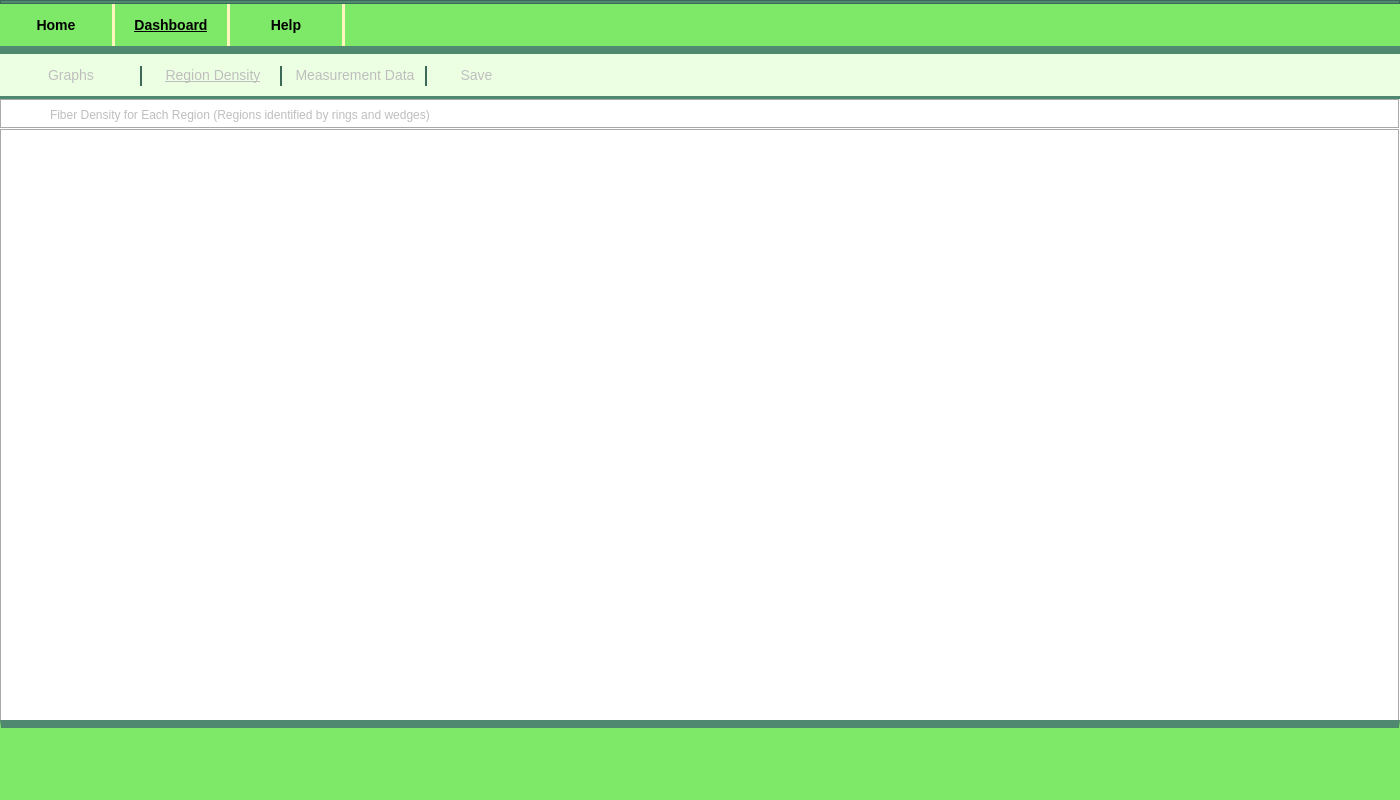
Above: Sprout.ui from JeanOC19/ICOM5047 before the change. Below: the same form after it.
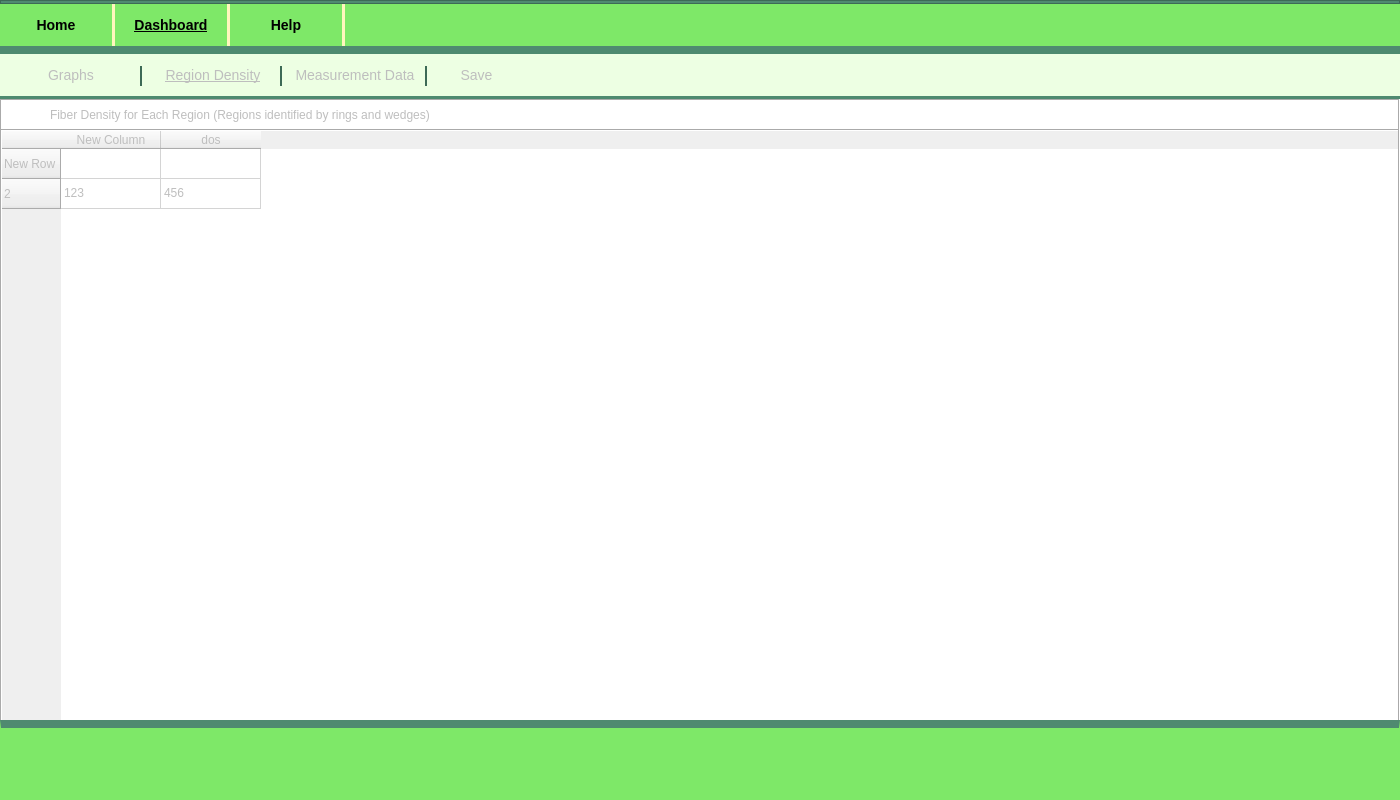
That is the form after the change. The open tabs and pages were chosen to show the change. Icons and pictures are not drawn.

Commit message: areglos grafica wedges con 1 solo ring

Patch:
```diff
--- a/Sprout.ui
+++ b/Sprout.ui
@@ -1607,7 +1607,7 @@
 </string>
       </property>
       <property name="currentIndex">
-       <number>0</number>
+       <number>1</number>
       </property>
       <widget class="QWidget" name="graphs_tab">
        <property name="enabled">
@@ -1775,18 +1775,67 @@
            <height>595</height>
           </rect>
          </property>
+         <property name="focusPolicy">
+          <enum>Qt::StrongFocus</enum>
+         </property>
          <property name="styleSheet">
-          <string notr="true">background-color:white;</string>
+          <string notr="true">QTableWidget{
+	background-color:white;
+}
+
+QScrollBar:vertical{
+	background-color:light;
+}
+
+QScrollBar:horizontal{
+	background-color:light;
+}</string>
          </property>
          <property name="frameShape">
           <enum>QFrame::Box</enum>
          </property>
+         <property name="verticalScrollMode">
+          <enum>QAbstractItemView::ScrollPerPixel</enum>
+         </property>
+         <property name="horizontalScrollMode">
+          <enum>QAbstractItemView::ScrollPerPixel</enum>
+         </property>
          <property name="rowCount">
-          <number>0</number>
+          <number>2</number>
          </property>
          <property name="columnCount">
-          <number>0</number>
+          <number>2</number>
          </property>
+         <row>
+          <property name="text">
+           <string>New Row</string>
+          </property>
+         </row>
+         <row>
+          <property name="text">
+           <string>2</string>
+          </property>
+         </row>
+         <column>
+          <property name="text">
+           <string>New Column</string>
+          </property>
+         </column>
+         <column>
+          <property name="text">
+           <string>dos</string>
+          </property>
+         </column>
+         <item row="1" column="0">
+          <property name="text">
+           <string>123</string>
+          </property>
+         </item>
+         <item row="1" column="1">
+          <property name="text">
+           <string>456</string>
+          </property>
+         </item>
         </widget>
         <widget class="QTableWidget" name="tableWidget_2">
          <property name="geometry">
@@ -1794,9 +1843,12 @@
            <x>0</x>
            <y>0</y>
            <width>1400</width>
-           <height>30</height>
+           <height>631</height>
           </rect>
          </property>
+         <property name="focusPolicy">
+          <enum>Qt::NoFocus</enum>
+         </property>
          <property name="styleSheet">
           <string notr="true">background-color:white;</string>
          </property>
@@ -1823,6 +1875,9 @@
           <string>Fiber Density for Each Region (Regions identified by rings and wedges)</string>
          </property>
         </widget>
+        <zorder>tableWidget_2</zorder>
+        <zorder>tableWidget</zorder>
+        <zorder>label</zorder>
        </widget>
       </widget>
       <widget class="QWidget" name="measurement_data_tab">
```
The commit also changes 2 other files.
